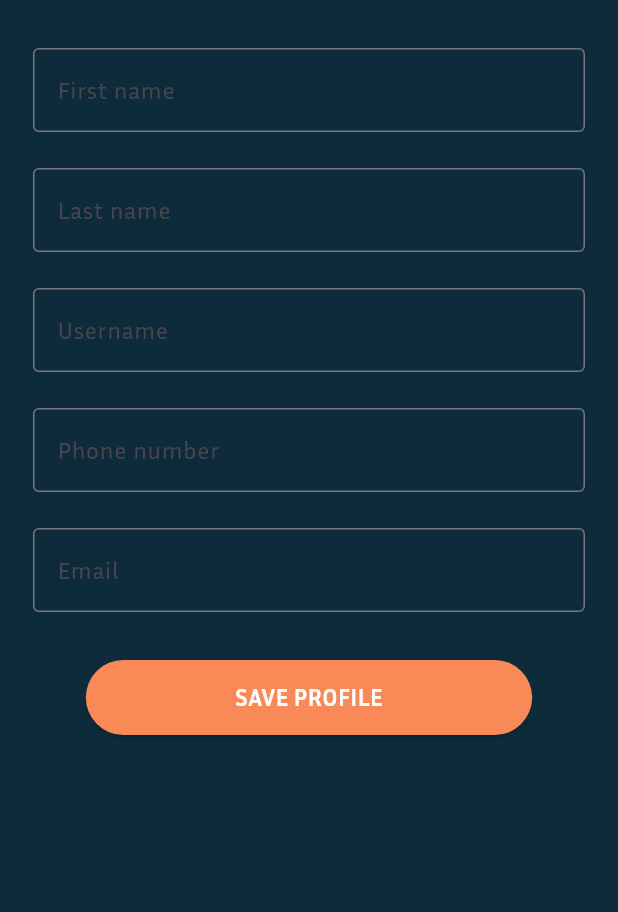
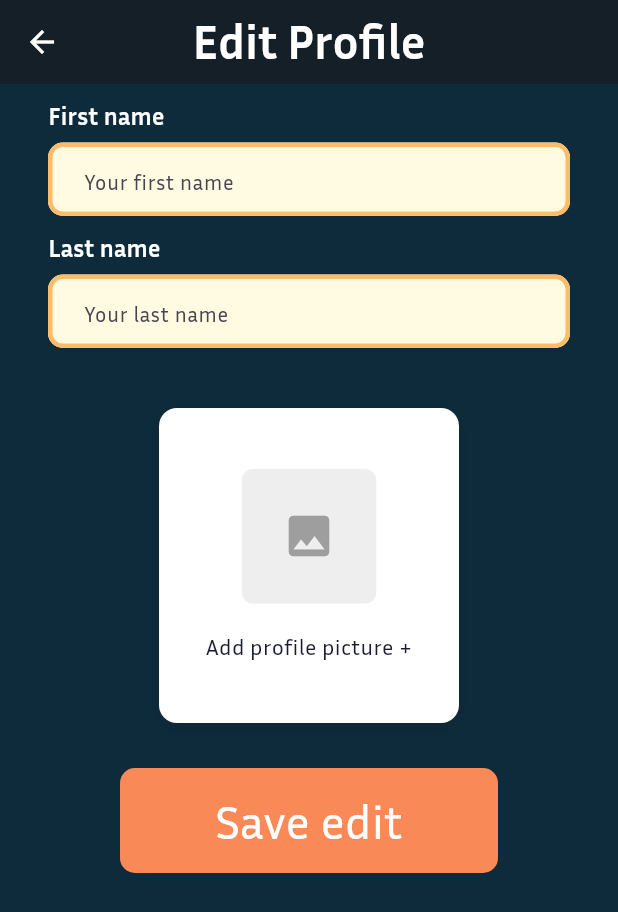
Before and after one commit to bestchayapol/DishDive, a Flutter app: the EditProfile screen opened directly, on a phone screen of 412 x 824 dp. Shown: the top 912 px of the screen. Run offline on Flutter 3.47's test engine with Material 3 defaults, Android fonts, the phone set to English and light mode, and no system bars; our stand-ins replace dio, image_picker, shared_preferences; accounts and stored records are empty; network calls fail.

Commit message:
[ADD] Edit profile page
-Recycled the edit profile page

```diff
--- a/dishdive/lib/Pages/Auth/register.dart
+++ b/dishdive/lib/Pages/Auth/register.dart
@@ -110,7 +110,6 @@ class _SignUpPageState extends State<SignUpPage> {
       body: SingleChildScrollView(
         child: Column(
           children: [
-            // Curved header with back button and title
             Stack(
               children: [
                 Container(
--- a/dishdive/lib/Pages/Profile/edit_profile.dart
+++ b/dishdive/lib/Pages/Profile/edit_profile.dart
@@ -1,14 +1,17 @@
 import 'dart:convert';
+import 'dart:io';
 
 import 'package:dio/dio.dart';
 import 'package:flutter/material.dart';
 import 'package:dishdive/Utils/color_use.dart';
-import 'package:dishdive/provider/token_provider.dart';
 // Commented out for static data example
 // import 'package:dio/dio.dart';
 // import 'package:provider/provider.dart';
-import 'package:dishdive/widgets/button_at_bottom.dart';
-import 'package:dishdive/widgets/text_form.dart';
+import 'package:dishdive/components/my_button.dart';
+import 'package:dishdive/components/my_textfield.dart';
+import 'package:dishdive/widgets/add_image.dart';
+import 'package:dishdive/Pages/Profile/profile.dart';
+import 'package:dishdive/provider/token_provider.dart';
 import 'package:provider/provider.dart';
 
 class EditProfile extends StatefulWidget {
@@ -19,20 +22,9 @@ class EditProfile extends StatefulWidget {
 }
 
 class _EditProfileState extends State<EditProfile> {
-  String? username;
-  String? email;
-  String? fname;
-  String? lname;
-  String? phoneNum;
-
-  final _formKey = GlobalKey<FormState>();
-  final _textControllers = [
-    TextEditingController(),
-    TextEditingController(),
-    TextEditingController(),
-    TextEditingController(),
-    TextEditingController(),
-  ];
+  File? _selectedImage;
+  final _firstNameController = TextEditingController();
+  final _lastNameController = TextEditingController();
 
   @override
   void initState() {
@@ -57,19 +49,8 @@ class _EditProfileState extends State<EditProfile> {
     if (response.statusCode == 200) {
       final parsedJson = response.data; // Directly get the parsed data
       setState(() {
-        // Update the username and email variables with the parsed user data
-        username = parsedJson['username'];
-        email = parsedJson['email'];
-        fname = parsedJson['firstname'];
-        lname = parsedJson['lastname'];
-        phoneNum = parsedJson['phone_num'];
-
-        // Initialize the text controllers with the fetched data
-        _textControllers[0].text = fname ?? '';
-        _textControllers[1].text = lname ?? '';
-        _textControllers[2].text = username ?? '';
-        _textControllers[3].text = phoneNum ?? '';
-        _textControllers[4].text = email ?? '';
+        _firstNameController.text = parsedJson['firstname'] ?? '';
+        _lastNameController.text = parsedJson['lastname'] ?? '';
       });
     } else {
       throw Exception('Failed to load user data');
@@ -81,11 +62,8 @@ class _EditProfileState extends State<EditProfile> {
     final token = Provider.of<TokenProvider>(context, listen: false).token;
     final userId = Provider.of<TokenProvider>(context, listen: false).userId;
     final data = {
-      "username": _textControllers[2].text,
-      "email": _textControllers[4].text,
-      "firstname": _textControllers[0].text,
-      "lastname": _textControllers[1].text,
-      "phone_num": _textControllers[3].text,
+      "firstname": _firstNameController.text,
+      "lastname": _lastNameController.text,
     };
 
     final response = await dio.patch(
@@ -121,40 +99,111 @@ class _EditProfileState extends State<EditProfile> {
   Widget build(BuildContext context) {
     return Scaffold(
       backgroundColor: colorUse.backgroundColor,
-      // appBar: const CustomAppBarPop(
-      //   backgroundColor: colorUse.primaryColor,
-      //   title: 'Edit profile',
-      //   centerTitle: true,
-      // ),
+      appBar: AppBar(
+        backgroundColor: colorUse.appBarColor,
+        elevation: 0,
+        leading: IconButton(
+          icon: const Icon(Icons.arrow_back, color: Colors.white),
+          onPressed: () => Navigator.pop(context),
+        ),
+        title: const Text(
+          "Edit Profile",
+          style: TextStyle(
+            fontFamily: 'InriaSans',
+            fontWeight: FontWeight.bold,
+            fontSize: 32,
+            color: Colors.white,
+          ),
+        ),
+        centerTitle: true,
+      ),
       body: SingleChildScrollView(
-        child: Container(
-          margin: const EdgeInsets.all(20),
-          child: Column(
-            mainAxisSize: MainAxisSize.min,
-            mainAxisAlignment: MainAxisAlignment.spaceBetween,
-            children: [
-              ..._textControllers.asMap().entries.map((entry) {
-                final index = entry.key;
-                final controller = entry.value;
-                return TextForm(
-                  label: [
-                    'First name',
-                    'Last name',
-                    'Username',
-                    'Phone number',
-                    'Email',
-                  ][index],
-                  controller: controller,
-                );
-              }),
-              const SizedBox(height: 20),
-              ButtonAtBottom(
-                onPressed: updateUserProfile,
-                text: 'SAVE PROFILE',
-                color: colorUse.activeButton,
+        child: Column(
+          children: [
+            const SizedBox(height: 10),
+            // First name
+            Padding(
+              padding: const EdgeInsets.symmetric(horizontal: 32.0),
+              child: Column(
+                crossAxisAlignment: CrossAxisAlignment.start,
+                children: [
+                  const Text(
+                    "First name",
+                    style: TextStyle(
+                      fontSize: 16,
+                      fontWeight: FontWeight.w600,
+                      color: Colors.white,
+                    ),
+                  ),
+                  const SizedBox(height: 6),
+                  MyTextField(
+                    hintText: 'Your first name',
+                    obscureText: false,
+                    controller: _firstNameController,
+                    border: true,
+                  ),
+                ],
               ),
-            ],
-          ),
+            ),
+            const SizedBox(height: 10),
+
+            // Last name
+            Padding(
+              padding: const EdgeInsets.symmetric(horizontal: 32.0),
+              child: Column(
+                crossAxisAlignment: CrossAxisAlignment.start,
+                children: [
+                  const Text(
+                    "Last name",
+                    style: TextStyle(
+                      fontSize: 16,
+                      fontWeight: FontWeight.w600,
+                      color: Colors.white,
+                    ),
+                  ),
+                  const SizedBox(height: 6),
+                  MyTextField(
+                    hintText: 'Your last name',
+                    obscureText: false,
+                    controller: _lastNameController,
+                    border: true,
+                  ),
+                ],
+              ),
+            ),
+            const SizedBox(height: 40),
+
+            // Add profile picture
+            Padding(
+              padding: const EdgeInsets.symmetric(horizontal: 32.0),
+              child: AddImage(
+                onImageSelected: (image) {
+                  setState(() {
+                    _selectedImage = image;
+                  });
+                },
+                textfill: 'Add profile picture +',
+              ),
+            ),
+            const SizedBox(height: 20),
+
+            // Sign up button
+            Padding(
+              padding: const EdgeInsets.symmetric(
+                horizontal: 80.0,
+                vertical: 10.0,
+              ),
+              child: MyButton(
+                text: "Save edit",
+                onTap: updateUserProfile,
+                backgroundColor: colorUse.activeButton,
+                textColor: Colors.white,
+                fontSize: 32,
+                borderRadius: 10,
+              ),
+            ),
+            const SizedBox(height: 20),
+          ],
         ),
       ),
     );
```
